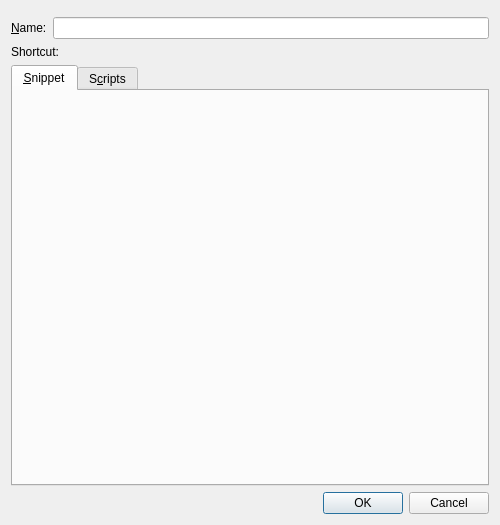
First picture: the form in addons/snippets/editsnippet.ui, repository KDE/kate, before the edit.
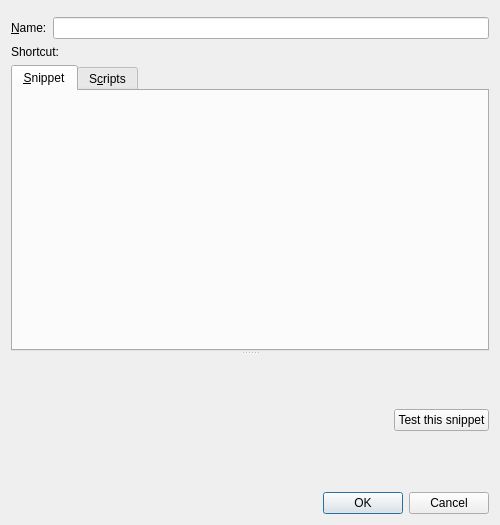
Second picture: the form after the edit. Custom widgets are drawn as their Qt base class.

Commit message: edit snippet: add a view+button for testing snippets on-the-fly

What changed in the file:
```diff
--- a/addons/snippets/editsnippet.ui
+++ b/addons/snippets/editsnippet.ui
@@ -79,6 +79,10 @@
     </layout>
    </item>
    <item>
+    <widget class="QSplitter" name="splitter">
+     <property name="orientation">
+      <enum>Qt::Vertical</enum>
+     </property>
     <widget class="QTabWidget" name="editorTabs">
      <property name="currentIndex">
       <number>0</number>
@@ -94,6 +98,35 @@
        <string>S&amp;cripts</string>
       </attribute>
       <layout class="QHBoxLayout" name="horizontalLayout_2"/>
+      </widget>
+     </widget>
+     <widget class="QWidget" name="testWidget" native="true">
+      <layout class="QVBoxLayout" name="verticalLayout_3">
+       <item>
+        <layout class="QHBoxLayout" name="horizontalLayout_4">
+         <item>
+          <spacer name="horizontalSpacer">
+           <property name="orientation">
+            <enum>Qt::Horizontal</enum>
+           </property>
+           <property name="sizeHint" stdset="0">
+            <size>
+             <width>40</width>
+             <height>20</height>
+            </size>
+           </property>
+          </spacer>
+         </item>
+         <item>
+          <widget class="QPushButton" name="dotest_button">
+           <property name="text">
+            <string>Test this snippet</string>
+           </property>
+          </widget>
+         </item>
+        </layout>
+       </item>
+      </layout>
      </widget>
     </widget>
    </item>
```
Left out of the diff: 2 changed lines with no effect on the pictures. Lines whose indentation alone changed are shown as unchanged. The commit also changes 2 other files.
